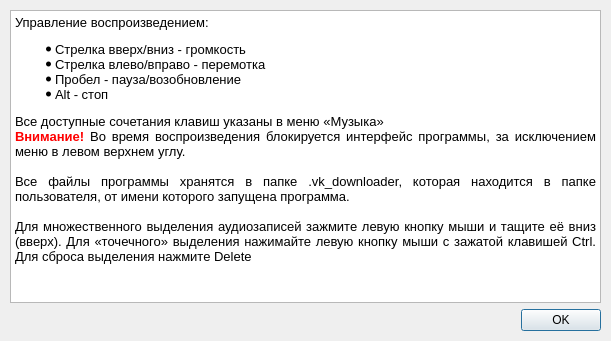
Above: gui/help_dialog.ui from qwertyadrian/vk-music-downloader before the change. Below: the same form after it.
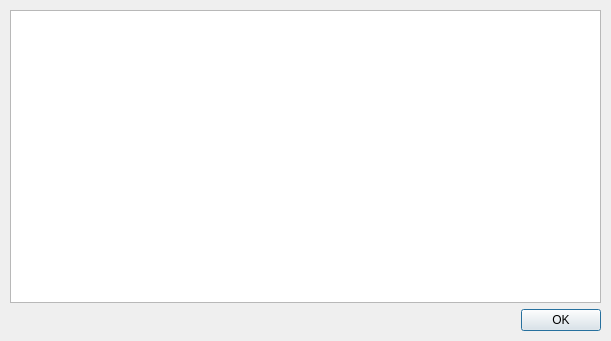
That is the form after the change.

Commit message: Поддержка ссылок на альбомы пользователей (групп) Теперь в файл вместе с общим списком аудиозаисей также сохраняется и список аудиозаписей альбомов пользователей. Рефакторинг кода Обновление UI

Diff of the .ui file:
```diff
--- a/gui/help_dialog.ui
+++ b/gui/help_dialog.ui
@@ -53,17 +53,10 @@
       <property name="horizontalScrollBarPolicy">
        <enum>Qt::ScrollBarAlwaysOff</enum>
       </property>
-      <property name="html">
-       <string>&lt;!DOCTYPE HTML PUBLIC &quot;-//W3C//DTD HTML 4.0//EN&quot; &quot;http://www.w3.org/TR/REC-html40/strict.dtd&quot;&gt;
-&lt;html&gt;&lt;head&gt;&lt;meta name=&quot;qrichtext&quot; content=&quot;1&quot; /&gt;&lt;style type=&quot;text/css&quot;&gt;
-p, li { white-space: pre-wrap; }
-&lt;/style&gt;&lt;/head&gt;&lt;body style=&quot; font-family:'Noto Sans'; font-size:10pt; font-weight:400; font-style:normal;&quot;&gt;
-&lt;p align=&quot;justify&quot; style=&quot; margin-top:0px; margin-bottom:0px; margin-left:0px; margin-right:0px; -qt-block-indent:0; text-indent:0px;&quot;&gt;Управление воспроизведением: &lt;/p&gt;
-&lt;ul style=&quot;margin-top: 0px; margin-bottom: 0px; margin-left: 0px; margin-right: 0px; -qt-list-indent: 1;&quot;&gt;&lt;li align=&quot;justify&quot; style=&quot; margin-top:12px; margin-bottom:0px; margin-left:0px; margin-right:0px; -qt-block-indent:0; text-indent:0px;&quot;&gt;Стрелка вверх/вниз - громкость &lt;/li&gt;
-&lt;li align=&quot;justify&quot; style=&quot; margin-top:0px; margin-bottom:0px; margin-left:0px; margin-right:0px; -qt-block-indent:0; text-indent:0px;&quot;&gt;Стрелка влево/вправо - перемотка &lt;/li&gt;
-&lt;li align=&quot;justify&quot; style=&quot; margin-top:0px; margin-bottom:0px; margin-left:0px; margin-right:0px; -qt-block-indent:0; text-indent:0px;&quot;&gt;Пробел - пауза/возобновление &lt;/li&gt;
-&lt;li align=&quot;justify&quot; style=&quot; margin-top:0px; margin-bottom:12px; margin-left:0px; margin-right:0px; -qt-block-indent:0; text-indent:0px;&quot;&gt;Alt - стоп &lt;/li&gt;&lt;/ul&gt;
-&lt;p align=&quot;justify&quot; style=&quot; margin-top:0px; margin-bottom:0px; margin-left:0px; margin-right:0px; -qt-block-indent:0; text-indent:0px;&quot;&gt;Все доступные сочетания клавиш указаны в меню «Музыка»&lt;br /&gt;&lt;span style=&quot; font-weight:600; color:#ff0000;&quot;&gt;Внимание!&lt;/span&gt; Во время воспроизведения блокируется интерфейс программы, за исключением меню в левом верхнем углу.&lt;br /&gt;&lt;br /&gt;Все файлы программы хранятся в папке .vk_downloader, которая находится в папке пользователя, от имени которого запущена программа.&lt;br /&gt;&lt;br /&gt;Для множественного выделения аудиозаписей зажмите левую кнопку мыши и тащите её вниз (вверх). Для «точечного» выделения нажимайте левую кнопку мыши с зажатой клавишей Ctrl. Для сброса выделения нажмите Delete&lt;/p&gt;&lt;/body&gt;&lt;/html&gt;</string>
+      <property name="source">
+       <url>
+        <string>qrc:/html/help.html</string>
+       </url>
       </property>
      </widget>
     </item>
```
The commit also changes 12 other files.
